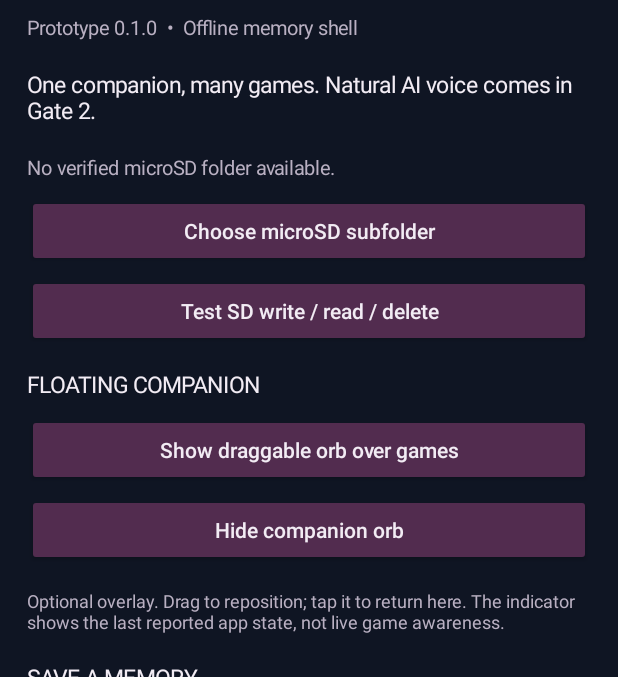
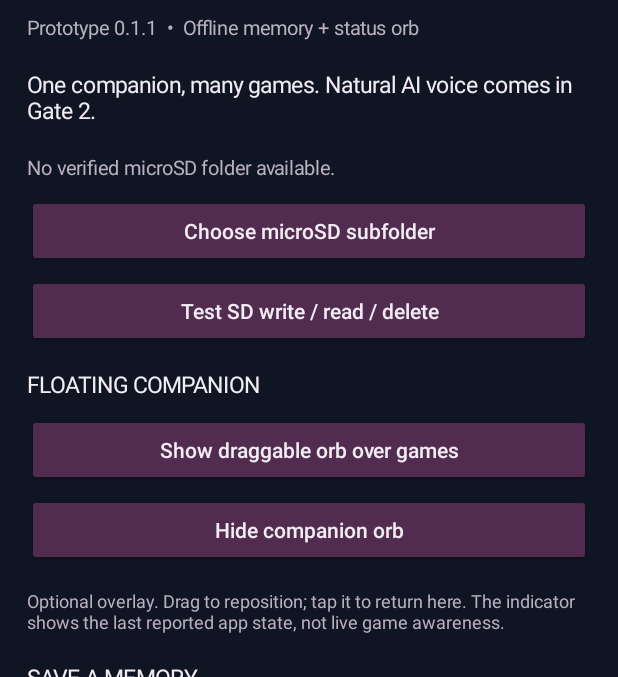
Before and after one commit to ValentineBSAA/Gaming-AI-, an Android app: the screen it shows after launch (MainActivity), on a phone screen of 412 x 824 dp, the part 108-785 px from its top. Run offline under Robolectric (Android 15) with nearby library versions, the phone set to English and light mode, and no system bars; network calls fail.

Commit message:
polish: notification Hide stays hidden and version installable orb build 0.1.1

```diff
--- a/app/build.gradle
+++ b/app/build.gradle
@@ -6,8 +6,8 @@ android {
         applicationId 'com.valentinebsaa.gamingai'
         minSdk 26
         targetSdk 34
-        versionCode 1
-        versionName '0.1.0'
+        versionCode 2
+        versionName '0.1.1'
         testInstrumentationRunner 'androidx.test.runner.AndroidJUnitRunner'
     }
     compileOptions {
--- a/app/src/main/java/com/valentinebsaa/gamingai/FloatingOrbService.java
+++ b/app/src/main/java/com/valentinebsaa/gamingai/FloatingOrbService.java
@@ -54,6 +54,8 @@ public final class FloatingOrbService extends Service {
 
     @Override public int onStartCommand(Intent intent, int flags, int startId) {
         if (intent != null && ACTION_STOP.equals(intent.getAction())) {
+            getSharedPreferences("permission_locator_only", MODE_PRIVATE).edit()
+                .putBoolean("overlay_enabled", false).apply();
             stopSelf();
             return START_NOT_STICKY;
         }
--- a/app/src/main/java/com/valentinebsaa/gamingai/MainActivity.java
+++ b/app/src/main/java/com/valentinebsaa/gamingai/MainActivity.java
@@ -61,7 +61,7 @@ public final class MainActivity extends Activity {
         setContentView(scroll);
 
         addText(root, "Gaming AI · Rotate", 26, foreground);
-        addText(root, "Prototype 0.1.0  •  Offline memory shell", 13, muted);
+        addText(root, "Prototype 0.1.1  •  Offline memory + status orb", 13, muted);
         addText(root, "One companion, many games. Natural AI voice comes in Gate 2.", 15, foreground);
         overview = addText(root, "Choose a folder on your removable microSD.", 13, muted);
         button(root, "Choose microSD subfolder", this::chooseFolder);
```
Also changed, not shown: 2 other files.
